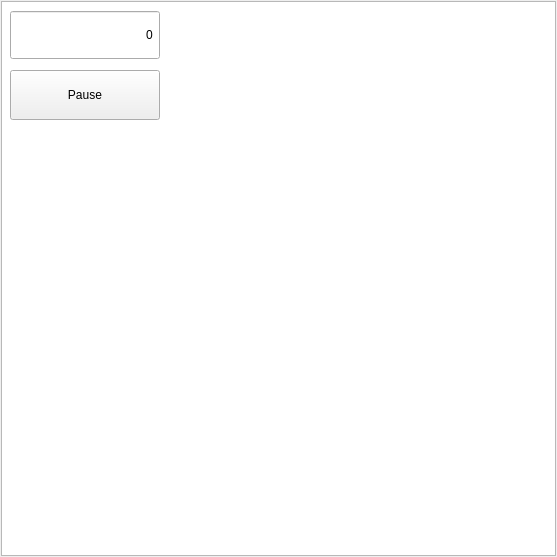
The window that SwipeTheBall/trunk/mainwindow.ui (TinaSeifpoor/repo) describes before a commit, drawn with Qt 5.
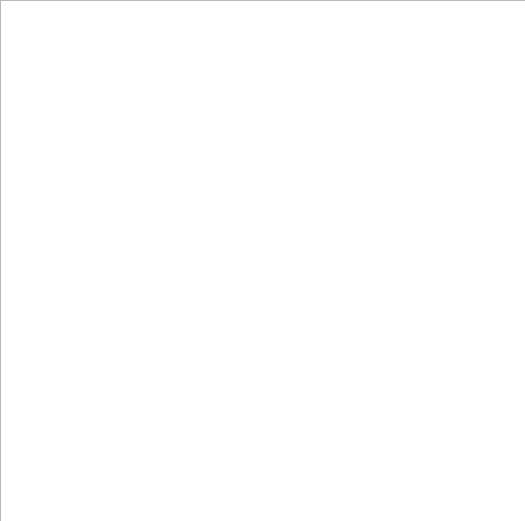
The same window after the commit.

Commit message: Application Icon Re-center after hit

What changed in the file:
```diff
--- a/SwipeTheBall/trunk/mainwindow.ui
+++ b/SwipeTheBall/trunk/mainwindow.ui
@@ -6,87 +6,19 @@
    <rect>
     <x>0</x>
     <y>0</y>
-    <width>557</width>
-    <height>557</height>
+    <width>525</width>
+    <height>521</height>
    </rect>
   </property>
   <property name="windowTitle">
    <string>Click The Ball</string>
   </property>
   <widget class="QWidget" name="centralwidget">
-   <widget class="QSpinBox" name="sbScore">
-    <property name="geometry">
-     <rect>
-      <x>10</x>
-      <y>10</y>
-      <width>150</width>
-      <height>50</height>
-     </rect>
-    </property>
-    <property name="minimumSize">
-     <size>
-      <width>150</width>
-      <height>50</height>
-     </size>
-    </property>
-    <property name="maximumSize">
-     <size>
-      <width>150</width>
-      <height>50</height>
-     </size>
-    </property>
-    <property name="alignment">
-     <set>Qt::AlignRight|Qt::AlignTrailing|Qt::AlignVCenter</set>
-    </property>
-    <property name="readOnly">
-     <bool>true</bool>
-    </property>
-    <property name="buttonSymbols">
-     <enum>QAbstractSpinBox::NoButtons</enum>
-    </property>
-    <property name="keyboardTracking">
-     <bool>false</bool>
-    </property>
-    <property name="minimum">
-     <number>-999999999</number>
-    </property>
-    <property name="maximum">
-     <number>999999999</number>
-    </property>
-   </widget>
-   <widget class="QPushButton" name="pushButton">
-    <property name="geometry">
-     <rect>
-      <x>10</x>
-      <y>70</y>
-      <width>150</width>
-      <height>50</height>
-     </rect>
-    </property>
-    <property name="minimumSize">
-     <size>
-      <width>150</width>
-      <height>50</height>
-     </size>
-    </property>
-    <property name="maximumSize">
-     <size>
-      <width>150</width>
-      <height>16777215</height>
-     </size>
-    </property>
-    <property name="text">
-     <string>Pause</string>
-    </property>
-    <property name="checkable">
-     <bool>true</bool>
-    </property>
-   </widget>
    <widget class="QGraphicsView" name="graphicsView">
     <property name="geometry">
      <rect>
-      <x>1</x>
-      <y>1</y>
+      <x>0</x>
+      <y>0</y>
       <width>555</width>
       <height>555</height>
      </rect>
```
Left out of the diff: 3 changed lines with no effect on the pictures. The commit also changes 21 other files.
